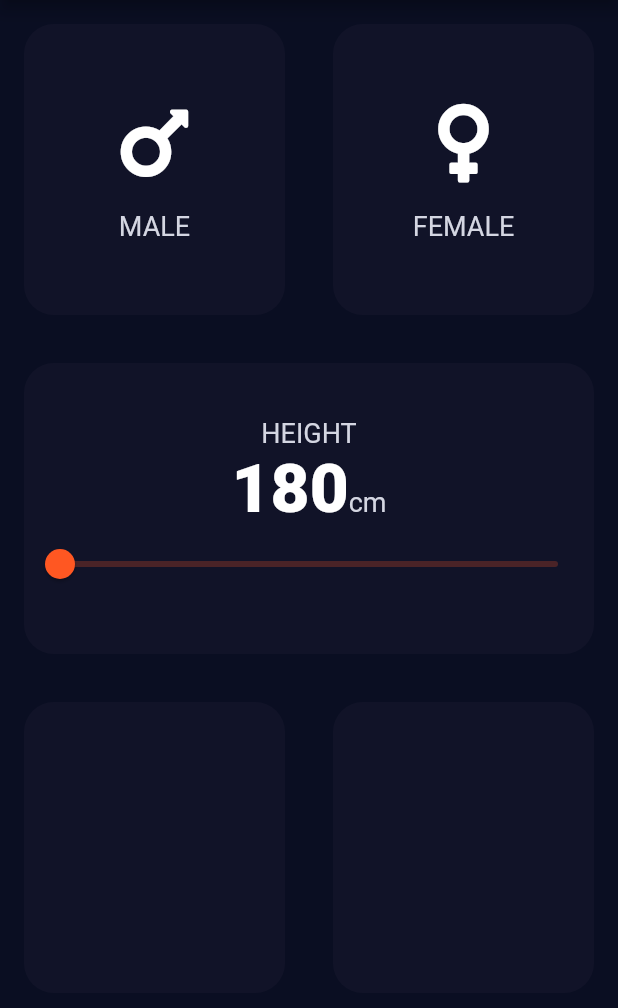
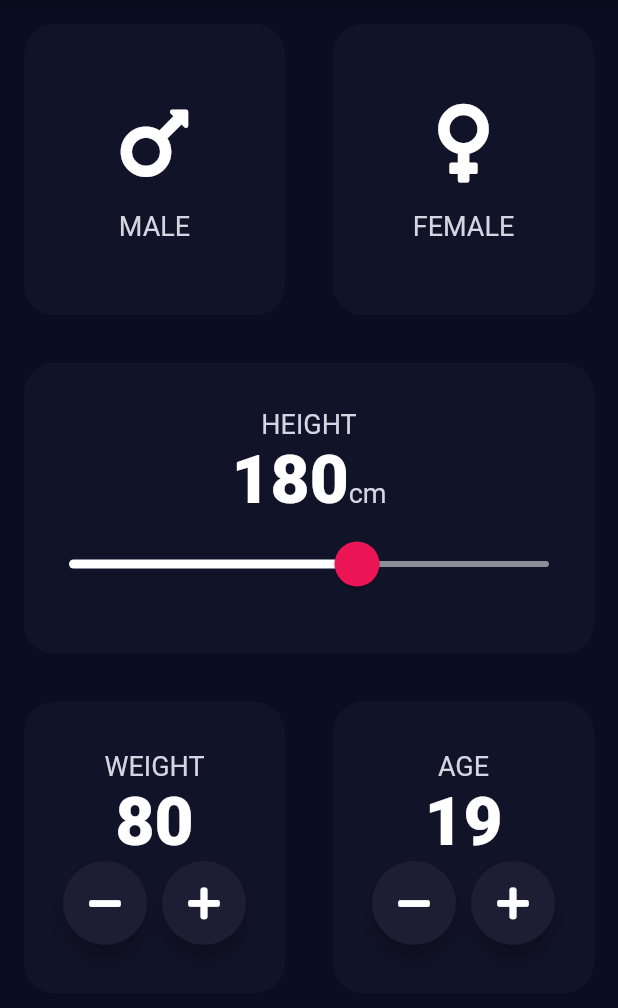
Before and after one commit to SrijanSamridh/BMI_CalculatorAppFlutter, a Flutter app: the screen it shows after launch, on a phone screen of 412 x 824 dp, the part 84-1092 px from its top. Run offline on Flutter 3.47's test engine with Material 2 defaults, Android fonts, the phone set to English and light mode, and no system bars; our stand-ins replace font_awesome_flutter.

```diff
--- a/lib/constants.dart
+++ b/lib/constants.dart
@@ -6,7 +6,10 @@ const kActiveContainerColor = Color(0xFF1D1E33);
 const kInactiveContainerColor = Color(0xFF111328);
 const kAppBarColor = Color(0xff01011c);
 const kFontColor = Color(0xFFD4D6E2);
-
+const kSliderActiveColor = Color(0xFFEB1555);
+const kSliderInactiveColor = Color(0xFF8D8E98);
+const kMinSliderValue = 120.0;
+const kMaxSliderValue = 220.0;
 
 const kLabelTextStyle = TextStyle(
   fontSize: 18.0,
--- a/lib/input_page.dart
+++ b/lib/input_page.dart
@@ -16,6 +16,8 @@ class InputPage extends StatefulWidget {
 class _InputPageState extends State<InputPage> {
   dynamic selectedGender;
   int height = 180;
+  int weight = 80;
+  int age = 19;
 
   @override
   Widget build(BuildContext context) {
@@ -87,16 +89,37 @@ class _InputPageState extends State<InputPage> {
                           crossAxisAlignment: CrossAxisAlignment.baseline,
                           textBaseline: TextBaseline.alphabetic,
                           children: [
-                            Text( height.toString(),
+                            Text(
+                              height.toString(),
                               style: kNumberStyle,
                             ),
-                            const Text('cm',style: kLabelTextStyle,),
+                            const Text(
+                              'cm',
+                              style: kLabelTextStyle,
+                            ),
                           ],
                         ),
-                        Slider(
-                          value: height.toDouble(),
-                          min: 180.0,
-                          max: 220.0, onChanged: (double value) {  },
+                        SliderTheme(
+                          data: SliderTheme.of(context).copyWith(
+                            thumbColor: kSliderActiveColor,
+                            inactiveTrackColor: kSliderInactiveColor,
+                            activeTrackColor: Colors.white,
+                            overlayColor: const Color(0x29EB1555),
+                            thumbShape: const RoundSliderThumbShape(
+                                enabledThumbRadius: 15.0),
+                            overlayShape: const RoundSliderOverlayShape(
+                                overlayRadius: 30.0),
+                          ),
+                          child: Slider(
+                            value: height.toDouble(),
+                            min: kMinSliderValue,
+                            max: kMaxSliderValue,
+                            onChanged: (double newValue) {
+                              setState(() {
+                                height = newValue.round();
+                              });
+                            },
+                          ),
                         ),
                       ],
                     ),
@@ -111,13 +134,65 @@ class _InputPageState extends State<InputPage> {
                       child: ReuseContainer(
                     onPress: () {},
                     myColor: kInactiveContainerColor,
-                    cardChild: Column(),
+                    cardChild: Column(
+                      mainAxisAlignment: MainAxisAlignment.center,
+                      children: [
+                        const Text(
+                          "WEIGHT",
+                          style: kLabelTextStyle,
+                        ),
+                        Text(
+                          weight.toString(),
+                          style: kNumberStyle,
+                        ),
+                        Row(
+                          mainAxisAlignment: MainAxisAlignment.center,
+                          children: const [
+                            RoundIconButton(
+                              icon: FontAwesomeIcons.minus,
+                            ),
+                            SizedBox(
+                              width: 10.0,
+                            ),
+                            RoundIconButton(
+                              icon: FontAwesomeIcons.plus,
+                            ),
+                          ],
+                        ),
+                      ],
+                    ),
                   )),
                   Expanded(
                       child: ReuseContainer(
                     onPress: () {},
                     myColor: kInactiveContainerColor,
-                    cardChild: Column(),
+                    cardChild: Column(
+                      mainAxisAlignment: MainAxisAlignment.center,
+                      children: [
+                        const Text(
+                          "AGE",
+                          style: kLabelTextStyle,
+                        ),
+                        Text(
+                          age.toString(),
+                          style: kNumberStyle,
+                        ),
+                        Row(
+                          mainAxisAlignment: MainAxisAlignment.center,
+                          children: const [
+                            RoundIconButton(
+                              icon: FontAwesomeIcons.minus,
+                            ),
+                            SizedBox(
+                              width: 10.0,
+                            ),
+                            RoundIconButton(
+                              icon: FontAwesomeIcons.plus,
+                            ),
+                          ],
+                        )
+                      ],
+                    ),
                   )),
                 ],
               ),
@@ -132,3 +207,22 @@ class _InputPageState extends State<InputPage> {
         ));
   }
 }
+
+class RoundIconButton extends StatelessWidget {
+  const RoundIconButton({Key? key, required this.icon}) : super(key: key);
+  final IconData icon;
+  @override
+  Widget build(BuildContext context) {
+    return RawMaterialButton(
+      child: Icon(icon),
+      onPressed: () {},
+      elevation: 6.0,
+      constraints: const BoxConstraints.tightFor(
+        width: 56.0,
+        height: 56.0,
+      ),
+      shape: const CircleBorder(),
+      fillColor: kActiveContainerColor,
+    );
+  }
+}
```
